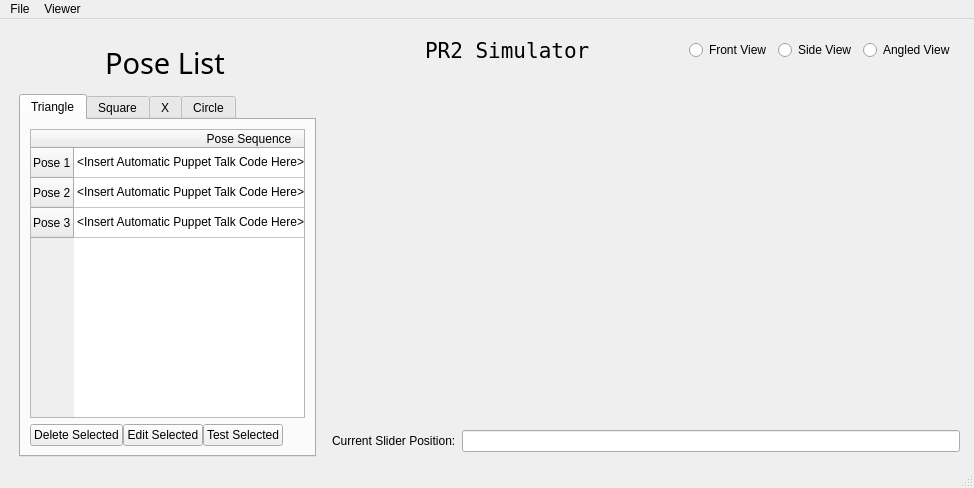
Qt form slider_gui/src/sharon_simple.ui (PR2/pr2_hack_the_future) before a commit.
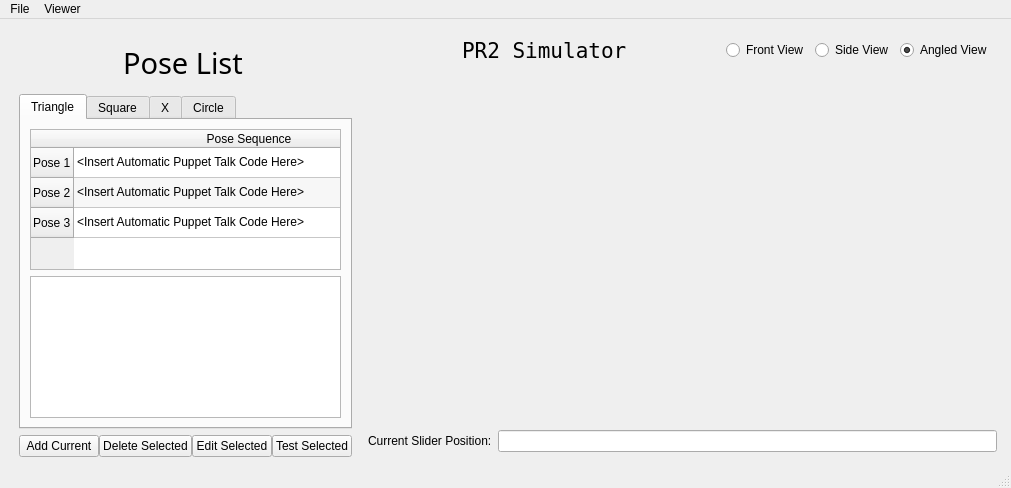
The same form after that commit. The open tabs and pages were chosen to show the change.

Commit message: slider_gui: added save/restore, added wiring for button, added item model for action sequences, lots of updates

Patch:
```diff
--- a/slider_gui/src/sharon_simple.ui
+++ b/slider_gui/src/sharon_simple.ui
@@ -6,7 +6,7 @@
    <rect>
     <x>0</x>
     <y>0</y>
-    <width>974</width>
+    <width>1011</width>
     <height>488</height>
    </rect>
   </property>
@@ -92,7 +92,10 @@
          </attribute>
          <layout class="QVBoxLayout" name="verticalLayout_2">
           <item>
-           <widget class="QTableWidget" name="tableWidget">
+           <widget class="QTableWidget" name="triangle_tableWidget">
+            <property name="alternatingRowColors">
+             <bool>true</bool>
+            </property>
             <attribute name="horizontalHeaderDefaultSectionSize">
              <number>350</number>
             </attribute>
@@ -137,45 +140,17 @@
            </widget>
           </item>
           <item>
-           <layout class="QHBoxLayout" name="horizontalLayout_36">
-            <property name="spacing">
-             <number>0</number>
+           <widget class="QTableView" name="triangle_tableView">
+            <property name="alternatingRowColors">
+             <bool>true</bool>
             </property>
-            <item>
-             <widget class="QPushButton" name="pushButton">
-              <property name="text">
-               <string>Delete Selected</string>
-              </property>
-             </widget>
-            </item>
-            <item>
-             <widget class="QPushButton" name="pushButton_2">
-              <property name="text">
-               <string>Edit Selected</string>
-              </property>
-             </widget>
-            </item>
-            <item>
-             <widget class="QPushButton" name="pushButton_3">
-              <property name="text">
-               <string>Test Selected</string>
-              </property>
-             </widget>
-            </item>
-            <item>
-             <spacer name="horizontalSpacer_4">
-              <property name="orientation">
-               <enum>Qt::Horizontal</enum>
-              </property>
-              <property name="sizeHint" stdset="0">
-               <size>
-                <width>40</width>
-                <height>20</height>
-               </size>
-              </property>
-             </spacer>
-            </item>
-           </layout>
+            <property name="selectionMode">
+             <enum>QAbstractItemView::SingleSelection</enum>
+            </property>
+            <property name="selectionBehavior">
+             <enum>QAbstractItemView::SelectRows</enum>
+            </property>
+           </widget>
           </item>
          </layout>
         </widget>
@@ -196,6 +171,54 @@
         </widget>
        </widget>
       </item>
+      <item>
+       <layout class="QHBoxLayout" name="horizontalLayout_36">
+        <property name="spacing">
+         <number>0</number>
+        </property>
+        <item>
+         <widget class="QPushButton" name="add_current_pushButton">
+          <property name="text">
+           <string>Add Current</string>
+          </property>
+         </widget>
+        </item>
+        <item>
+         <widget class="QPushButton" name="pushButton">
+          <property name="text">
+           <string>Delete Selected</string>
+          </property>
+         </widget>
+        </item>
+        <item>
+         <widget class="QPushButton" name="pushButton_2">
+          <property name="text">
+           <string>Edit Selected</string>
+          </property>
+         </widget>
+        </item>
+        <item>
+         <widget class="QPushButton" name="test_selected_pushButton">
+          <property name="text">
+           <string>Test Selected</string>
+          </property>
+         </widget>
+        </item>
+        <item>
+         <spacer name="horizontalSpacer_4">
+          <property name="orientation">
+           <enum>Qt::Horizontal</enum>
+          </property>
+          <property name="sizeHint" stdset="0">
+           <size>
+            <width>40</width>
+            <height>20</height>
+           </size>
+          </property>
+         </spacer>
+        </item>
+       </layout>
+      </item>
      </layout>
     </item>
     <item>
@@ -271,6 +294,9 @@
           <property name="text">
            <string>Side View</string>
           </property>
+          <property name="checked">
+           <bool>false</bool>
+          </property>
          </widget>
         </item>
         <item>
@@ -278,6 +304,9 @@
           <property name="text">
            <string>Angled View</string>
           </property>
+          <property name="checked">
+           <bool>true</bool>
+          </property>
          </widget>
         </item>
        </layout>
@@ -308,8 +337,8 @@
     <rect>
      <x>0</x>
      <y>0</y>
-     <width>974</width>
-     <height>22</height>
+     <width>1011</width>
+     <height>25</height>
     </rect>
    </property>
    <widget class="QMenu" name="menuViewer">
```
Left out of the diff: 100 changed lines with no effect on the pictures. The commit also changes 9 other files.
